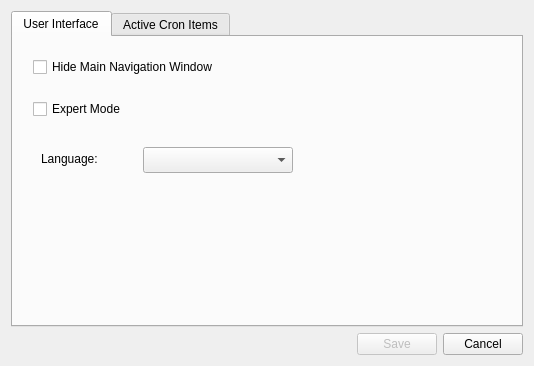
Open-Transactions/Moneychanger, file src/gui/widgets/settings.ui: the form before one commit.
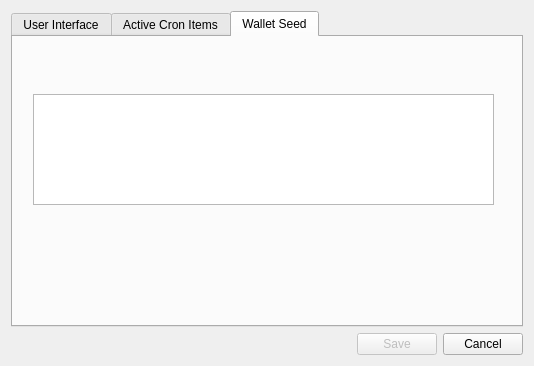
The form after the commit. The open tabs and pages were chosen to show the change.

Commit message: BIP47 seed mnemonic in UI.

The edit to the form file:
```diff
--- a/src/gui/widgets/settings.ui
+++ b/src/gui/widgets/settings.ui
@@ -158,6 +158,24 @@
        </item>
       </layout>
      </widget>
+     <widget class="QWidget" name="tab">
+      <attribute name="title">
+       <string>Wallet Seed</string>
+      </attribute>
+      <widget class="QPlainTextEdit" name="plainTextEditSeed">
+       <property name="geometry">
+        <rect>
+         <x>20</x>
+         <y>57</y>
+         <width>461</width>
+         <height>111</height>
+        </rect>
+       </property>
+       <property name="readOnly">
+        <bool>true</bool>
+       </property>
+      </widget>
+     </widget>
     </widget>
    </item>
    <item>
```
Left out of the diff: 2 changed lines with no effect on the pictures. The commit also changes 1 other file.
